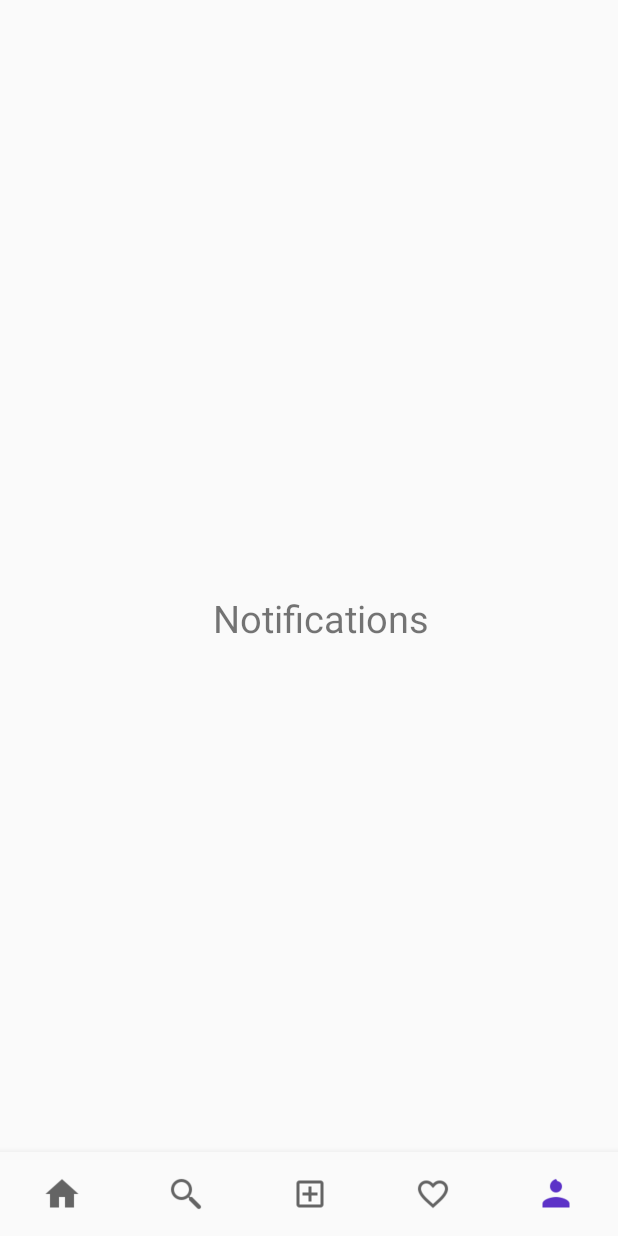
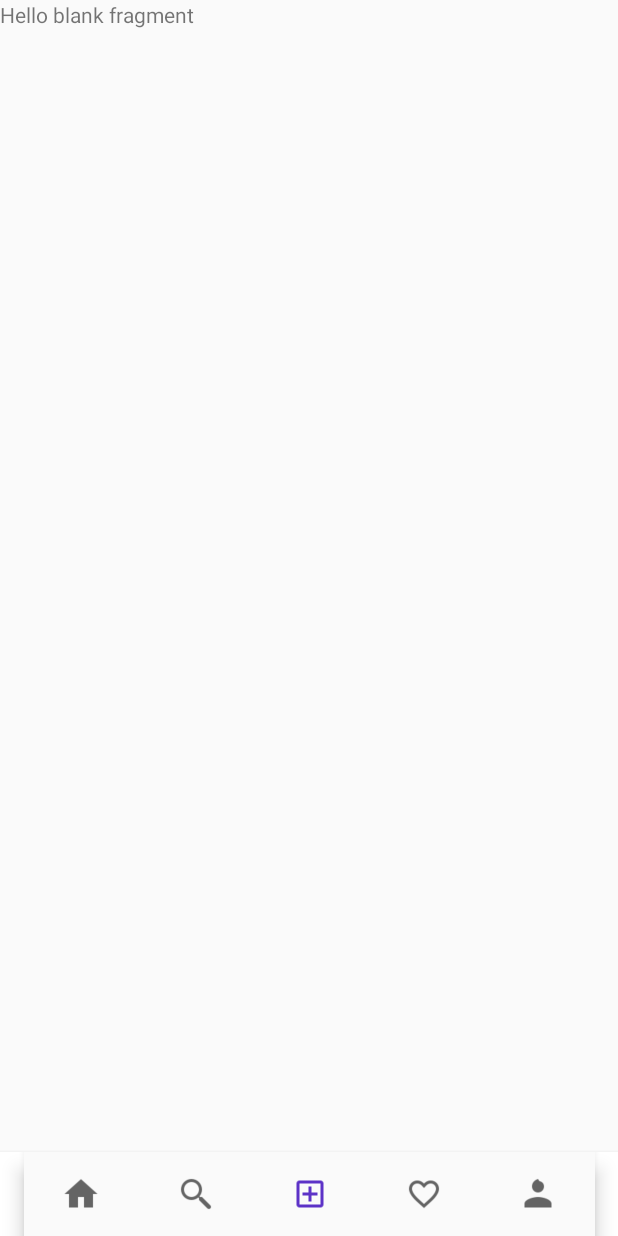
Before and after one commit to hiru-vn/InstagramCloneApp, an Android app: the screen it shows after launch (MainActivity), item 5 of the bottom bar chosen, on a phone screen of 412 x 824 dp. Run offline under Robolectric (Android 15) with nearby library versions, the phone set to English and light mode, and no system bars.

Commit message:
add navigation fragments

```diff
--- a/app/build.gradle
+++ b/app/build.gradle
@@ -24,12 +24,13 @@ android {
 
 dependencies {
     implementation fileTree(dir: 'libs', include: ['*.jar'])
-    implementation"org.jetbrains.kotlin:kotlin-stdlib-jdk7:$kotlin_version"
+    implementation "org.jetbrains.kotlin:kotlin-stdlib-jdk7:$kotlin_version"
     implementation 'androidx.appcompat:appcompat:1.0.2'
     implementation 'androidx.core:core-ktx:1.0.2'
     implementation 'com.google.android.material:material:1.0.0'
     implementation 'androidx.constraintlayout:constraintlayout:1.1.3'
     implementation 'androidx.vectordrawable:vectordrawable:1.0.1'
+    implementation 'androidx.legacy:legacy-support-v4:1.0.0'
     testImplementation 'junit:junit:4.12'
     androidTestImplementation 'androidx.test:runner:1.2.0'
     androidTestImplementation 'androidx.test.espresso:espresso-core:3.2.0'
--- /dev/null
+++ b/app/src/main/java/com/example/instagramcloneapp/Fragments/ProfileFragment.kt
@@ -0,0 +1,32 @@
+package com.example.instagramcloneapp.Fragments
+
+
+import android.os.Bundle
+import androidx.fragment.app.Fragment
+import android.view.LayoutInflater
+import android.view.View
+import android.view.ViewGroup
+
+import com.example.instagramcloneapp.R
+
+// TODO: Rename parameter arguments, choose names that match
+// the fragment initialization parameters, e.g. ARG_ITEM_NUMBER
+private const val ARG_PARAM1 = "param1"
+private const val ARG_PARAM2 = "param2"
+
+/**
+ * A simple [Fragment] subclass.
+ *
+ */
+class ProfileFragment : Fragment() {
+
+    override fun onCreateView(
+        inflater: LayoutInflater, container: ViewGroup?,
+        savedInstanceState: Bundle?
+    ): View? {
+        // Inflate the layout for this fragment
+        return inflater.inflate(R.layout.fragment_profile, container, false)
+    }
+
+
+}
--- /dev/null
+++ b/app/src/main/java/com/example/instagramcloneapp/Fragments/homeFragment.kt
@@ -0,0 +1,32 @@
+package com.example.instagramcloneapp.Fragments
+
+
+import android.os.Bundle
+import androidx.fragment.app.Fragment
+import android.view.LayoutInflater
+import android.view.View
+import android.view.ViewGroup
+
+import com.example.instagramcloneapp.R
+
+// TODO: Rename parameter arguments, choose names that match
+// the fragment initialization parameters, e.g. ARG_ITEM_NUMBER
+private const val ARG_PARAM1 = "param1"
+private const val ARG_PARAM2 = "param2"
+
+/**
+ * A simple [Fragment] subclass.
+ *
+ */
+class homeFragment : Fragment() {
+
+    override fun onCreateView(
+        inflater: LayoutInflater, container: ViewGroup?,
+        savedInstanceState: Bundle?
+    ): View? {
+        // Inflate the layout for this fragment
+        return inflater.inflate(R.layout.fragment_home, container, false)
+    }
+
+
+}
--- a/app/src/main/java/com/example/instagramcloneapp/MainActivity.kt
+++ b/app/src/main/java/com/example/instagramcloneapp/MainActivity.kt
@@ -3,33 +3,38 @@ package com.example.instagramcloneapp
 import android.os.Bundle
 import com.google.android.material.bottomnavigation.BottomNavigationView
 import androidx.appcompat.app.AppCompatActivity
-import android.widget.TextView
+import androidx.fragment.app.Fragment
+import com.example.instagramcloneapp.Fragments.NotificationsFragment
+import com.example.instagramcloneapp.Fragments.ProfileFragment
+import com.example.instagramcloneapp.Fragments.SearchFragment
+import com.example.instagramcloneapp.Fragments.homeFragment
 
 class MainActivity : AppCompatActivity() {
+    internal var selectedFragment: Fragment? = null
 
-    private lateinit var textMessage: TextView
     private val onNavigationItemSelectedListener = BottomNavigationView.OnNavigationItemSelectedListener { item ->
         when (item.itemId) {
             R.id.nav_home -> {
-                textMessage.setText(R.string.title_home)
-                return@OnNavigationItemSelectedListener true
+                selectedFragment = homeFragment()
             }
             R.id.nav_search -> {
-                textMessage.setText("Search")
-                return@OnNavigationItemSelectedListener true
+                selectedFragment = SearchFragment()
             }
             R.id.nav_add_post -> {
-                textMessage.setText("Add Post")
                 return@OnNavigationItemSelectedListener true
             }
             R.id.nav_profile -> {
-                textMessage.setText(R.string.title_notifications)
-                return@OnNavigationItemSelectedListener true
+                selectedFragment = ProfileFragment()
             }
             R.id.nav_notifications -> {
-                textMessage.setText(R.string.title_notifications)
-                return@OnNavigationItemSelectedListener true
+                selectedFragment = NotificationsFragment()
             }
+        }
+        if (selectedFragment != null){
+            supportFragmentManager.beginTransaction().replace(
+                R.id.fragments_container,
+                selectedFragment!!
+            ).commit()
         }
         false
     }
@@ -39,7 +44,10 @@ class MainActivity : AppCompatActivity() {
         setContentView(R.layout.activity_main)
         val navView: BottomNavigationView = findViewById(R.id.nav_view)
 
-        textMessage = findViewById(R.id.message)
         navView.setOnNavigationItemSelectedListener(onNavigationItemSelectedListener)
+        supportFragmentManager.beginTransaction().replace(
+            R.id.fragments_container,
+            homeFragment()
+        ).commit()
     }
 }
--- a/app/src/main/res/layout/activity_main.xml
+++ b/app/src/main/res/layout/activity_main.xml
@@ -8,27 +8,34 @@
         android:layout_height="match_parent"
         tools:context=".MainActivity">
 
-    <TextView
-            android:id="@+id/message"
+
+    <FrameLayout
+            android:id="@+id/fragments_container"
+            android:layout_above="@+id/app_bar_layout"
             android:layout_width="match_parent"
-            android:layout_height="wrap_content"
-            android:layout_marginStart="@dimen/activity_horizontal_margin"
-            android:layout_marginLeft="@dimen/activity_horizontal_margin"
-            android:layout_marginTop="@dimen/activity_vertical_margin"
-            android:layout_centerVertical="true"
-            android:textAlignment="center"
-            android:textSize="25dp"
-            android:text="@string/title_home"
-            app:layout_constraintLeft_toLeftOf="parent"
-            app:layout_constraintTop_toTopOf="parent"/>
+            android:layout_height="match_parent">
 
-    <com.google.android.material.bottomnavigation.BottomNavigationView
-            android:id="@+id/nav_view"
+    </FrameLayout>
+
+    <com.google.android.material.appbar.AppBarLayout
+            android:id="@+id/app_bar_layout"
+            android:layout_alignParentBottom="true"
             android:layout_width="match_parent"
-            android:layout_alignParentBottom="true"
-            android:layout_height="wrap_content"
-            android:background="?android:attr/windowBackground"
-            app:labelVisibilityMode="unlabeled"
-            app:menu="@menu/bottom_nav_menu"/>
+            android:layout_height="wrap_content">
+        <androidx.appcompat.widget.Toolbar
+                android:id="@+id/home_toolbar"
+                android:background="@android:color/white"
+                android:layout_width="match_parent"
+                android:layout_height="match_parent">
+            <com.google.android.material.bottomnavigation.BottomNavigationView
+                    android:id="@+id/nav_view"
+                    android:layout_width="wrap_content"
+                    android:layout_height="wrap_content"
+                    android:background="?android:attr/windowBackground"
+                    android:layout_marginRight="15dp"
+                    app:labelVisibilityMode="unlabeled"
+                    app:menu="@menu/bottom_nav_menu"/>
+        </androidx.appcompat.widget.Toolbar>
+    </com.google.android.material.appbar.AppBarLayout>
 
 </RelativeLayout>
--- /dev/null
+++ b/app/src/main/res/layout/fragment_profile.xml
@@ -0,0 +1,14 @@
+<?xml version="1.0" encoding="utf-8"?>
+<FrameLayout xmlns:android="http://schemas.android.com/apk/res/android"
+             xmlns:tools="http://schemas.android.com/tools"
+             android:layout_width="match_parent"
+             android:layout_height="match_parent"
+             tools:context=".Fragments.ProfileFragment">
+
+    <!-- TODO: Update blank fragment layout -->
+    <TextView
+            android:layout_width="match_parent"
+            android:layout_height="match_parent"
+            android:text="@string/hello_blank_fragment"/>
+
+</FrameLayout>
--- a/app/src/main/res/values/strings.xml
+++ b/app/src/main/res/values/strings.xml
@@ -3,4 +3,7 @@
     <string name="title_home">Home</string>
     <string name="title_dashboard">Dashboard</string>
     <string name="title_notifications">Notifications</string>
+
+    <!-- TODO: Remove or change this placeholder text -->
+    <string name="hello_blank_fragment">Hello blank fragment</string>
 </resources>
```
Also changed, not shown: app/src/main/java/com/example/instagramcloneapp/Fragments/NotificationsFragment.kt (added, +32 -0 lines), app/src/main/java/com/example/instagramcloneapp/Fragments/SearchFragment.kt (added, +32 -0 lines), app/src/main/res/layout/fragment_home.xml (added, +43 -0 lines), app/src/main/res/layout/fragment_notifications.xml (added, +14 -0 lines), app/src/main/res/layout/fragment_search.xml (added, +50 -0 lines).
